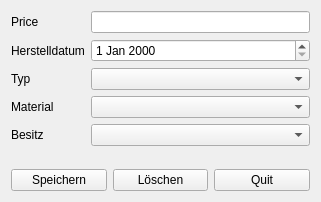
Above: boat/boatdialog.ui from pmgyambol/rowingclub before the change. Below: the same form after it.
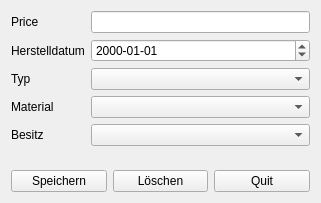
That is the form after the change.

Diff of the .ui file:
```diff
--- a/boat/boatdialog.ui
+++ b/boat/boatdialog.ui
@@ -7,7 +7,7 @@
     <x>0</x>
     <y>0</y>
     <width>321</width>
-    <height>202</height>
+    <height>203</height>
    </rect>
   </property>
   <property name="windowTitle">
@@ -57,7 +57,11 @@
       </widget>
      </item>
      <item row="1" column="1">
-      <widget class="QDateEdit" name="herstelldatumDateEdit"/>
+      <widget class="QDateEdit" name="herstelldatumDateEdit">
+       <property name="displayFormat">
+        <string>yyyy-MM-dd</string>
+       </property>
+      </widget>
      </item>
      <item row="1" column="0">
       <widget class="QLabel" name="herstelldatumLabel">
```
